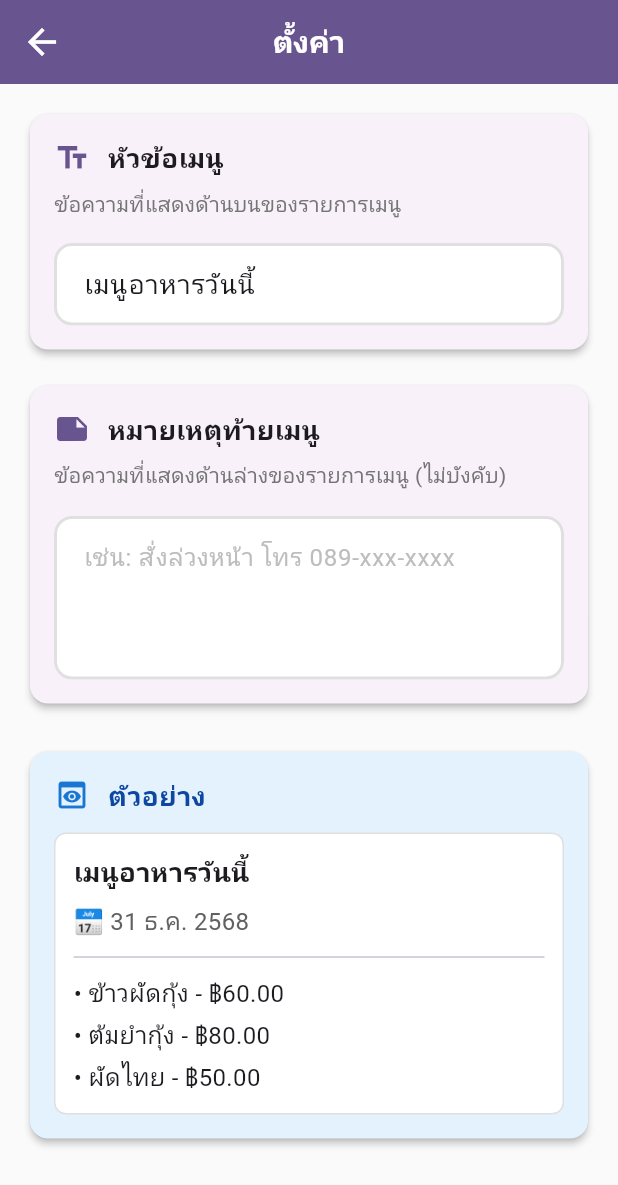
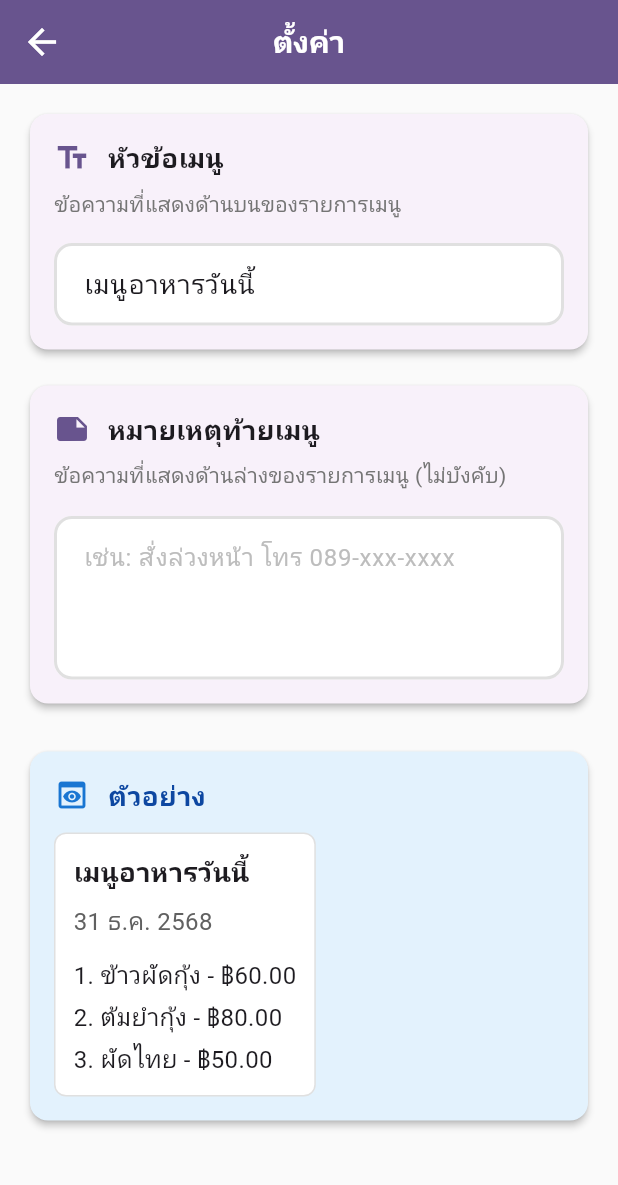
Before and after one commit to ppp3ppj/food_book, a Flutter app: the SettingsScreen screen opened by its route, on a phone screen of 412 x 824 dp. Shown: the top 1185 px of the screen. Run offline on Flutter 3.47's test engine with Material 3 defaults, Android fonts, the phone set to English and light mode, and no system bars; our stand-ins replace flutter_hooks, flutter_riverpod, go_router, hooks_riverpod, shared_preferences; missing offline and left inert: sqlite3; accounts and stored records are empty.

Commit message:
Refactor item list and settings screens for improved formatting; remove unnecessary symbols and adjust spacing for better readability

```diff
--- a/lib/views/item_list_screen.dart
+++ b/lib/views/item_list_screen.dart
@@ -634,8 +634,8 @@ class ItemListScreen extends HookConsumerWidget {
 
     // Header
     buffer.writeln(headerText);
-    buffer.writeln('📅 ${_formatDate(date)}');
-    buffer.writeln('${'─' * 30}');
+    buffer.writeln(_formatDate(date));
+    buffer.writeln();
 
     // Items
     for (var i = 0; i < items.length; i++) {
@@ -647,7 +647,7 @@ class ItemListScreen extends HookConsumerWidget {
 
     // Footer
     if (footerNote.isNotEmpty) {
-      buffer.writeln('${'─' * 30}');
+      buffer.writeln();
       buffer.writeln(footerNote);
     }
 
--- a/lib/views/settings_screen.dart
+++ b/lib/views/settings_screen.dart
@@ -253,29 +253,29 @@ class SettingsScreen extends HookConsumerWidget {
                         ),
                         const SizedBox(height: 8),
                         Text(
-                          '📅 31 ธ.ค. 2568',
+                          '31 ธ.ค. 2568',
                           style: TextStyle(
                             fontSize: 16,
                             color: Colors.grey[700],
                           ),
                         ),
-                        const Divider(height: 24),
+                        const SizedBox(height: 12),
                         const Text(
-                          '• ข้าวผัดกุ้ง - ฿60.00',
+                          '1. ข้าวผัดกุ้ง - ฿60.00',
                           style: TextStyle(fontSize: 16),
                         ),
                         const SizedBox(height: 4),
                         const Text(
-                          '• ต้มยำกุ้ง - ฿80.00',
+                          '2. ต้มยำกุ้ง - ฿80.00',
                           style: TextStyle(fontSize: 16),
                         ),
                         const SizedBox(height: 4),
                         const Text(
-                          '• ผัดไทย - ฿50.00',
+                          '3. ผัดไทย - ฿50.00',
                           style: TextStyle(fontSize: 16),
                         ),
                         if (footerController.text.isNotEmpty) ...[
-                          const Divider(height: 24),
+                          const SizedBox(height: 12),
                           Text(
                             footerController.text,
                             style: TextStyle(
```
